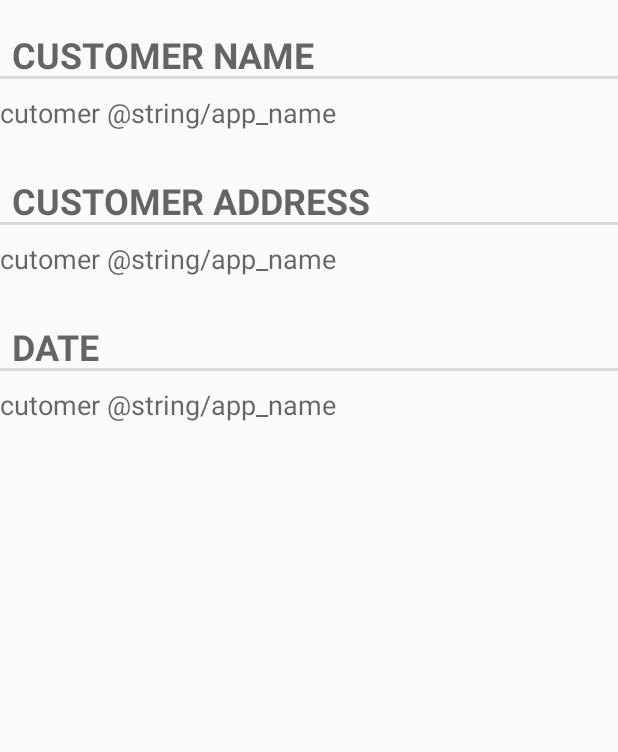
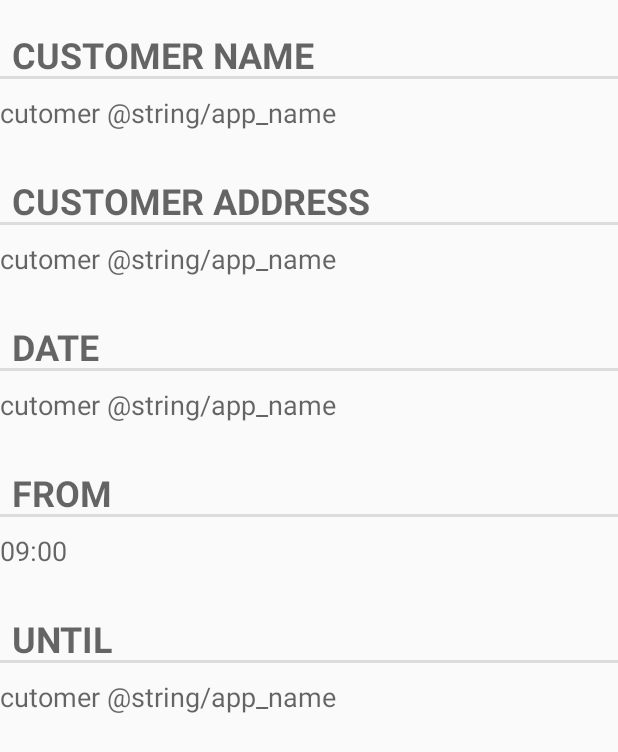
Before and after one commit to ActiveAgeingHKR/AndroidHKRCaretaker, an Android app: the layout schedule_detail.xml on its own in the app's theme, with its tools: preview values and no code run, on a phone screen of 412 x 824 dp. Shown: the top 752 px of the screen. Run offline under Robolectric (Android 15) with nearby library versions, the phone set to English and light mode, and no system bars.

Commit message:
Added Tasks List Functionality Notes List Schedule Details Functionality Schedule Layout

```diff
--- a/app/src/main/java/org/bitharis/panos/hkrcaretaker/MySingleton.java
+++ b/app/src/main/java/org/bitharis/panos/hkrcaretaker/MySingleton.java
@@ -4,6 +4,7 @@ import android.content.Context;
 import android.util.Base64;
 
 import org.bitharis.panos.hkrcaretaker.org.bitharis.panos.entities.EmployeeSchedule;
+import org.bitharis.panos.hkrcaretaker.org.bitharis.panos.entities.Notes;
 import org.bitharis.panos.hkrcaretaker.org.bitharis.panos.entities.Tasks;
 import org.json.JSONObject;
 import java.io.BufferedReader;
@@ -36,6 +37,7 @@ public class MySingleton {
     public static String employeeID;
     public static LinkedList<EmployeeSchedule> employeeSchedule = new LinkedList<>();
     public static LinkedList<Tasks> employeeTasks = new LinkedList<>();
+    public static LinkedList<Notes> employeeNotes = new LinkedList<>();
 
 
     private String endoding;
--- a/app/src/main/res/layout/schedule_detail.xml
+++ b/app/src/main/res/layout/schedule_detail.xml
@@ -53,6 +53,39 @@
         android:hint="cutomer @string/app_name"
         android:layout_marginTop="10dp"
         android:textSize="18sp" />
+    <TextView
+        android:text="From"
+        android:layout_width="match_parent"
+        android:layout_height="wrap_content"
+        android:id="@+id/textView4"
+        android:textSize="24sp"
+        android:layout_marginTop="30dp"
+        style="?android:listSeparatorTextViewStyle"/>
+
+    <TextView
+        android:layout_width="match_parent"
+        android:layout_height="wrap_content"
+        android:id="@+id/schfrom_txt"
+        android:hint="09:00"
+        android:layout_marginTop="10dp"
+        android:textSize="18sp" />
+
+    <TextView
+        android:text="Until"
+        android:layout_width="match_parent"
+        android:layout_height="wrap_content"
+        android:id="@+id/textView5"
+        android:textSize="24sp"
+        android:layout_marginTop="30dp"
+        style="?android:listSeparatorTextViewStyle"/>
+
+    <TextView
+        android:layout_width="match_parent"
+        android:layout_height="wrap_content"
+        android:id="@+id/schuntil_txt"
+        android:hint="cutomer @string/app_name"
+        android:layout_marginTop="10dp"
+        android:textSize="18sp" />
 
 
 
```
Also changed, not shown: app/src/main/java/org/bitharis/panos/hkrcaretaker/ConfirmRegistrationFragment.java (+9 -9 lines), app/src/main/java/org/bitharis/panos/hkrcaretaker/MainActivity.java (+21 -6 lines), app/src/main/java/org/bitharis/panos/hkrcaretaker/MainMenuFragment.java (+22 -0 lines), app/src/main/java/org/bitharis/panos/hkrcaretaker/NotesListFragment.java (+19 -21 lines), app/src/main/java/org/bitharis/panos/hkrcaretaker/RegistrationFragment.java (+9 -7 lines), app/src/main/java/org/bitharis/panos/hkrcaretaker/SchedueDetailFragment.java (added, +56 -0 lines), app/src/main/java/org/bitharis/panos/hkrcaretaker/ScheduleListFragment.java (+13 -5 lines), app/src/main/res/layout/fragment_Notes_list.xml (added, +38 -0 lines).
